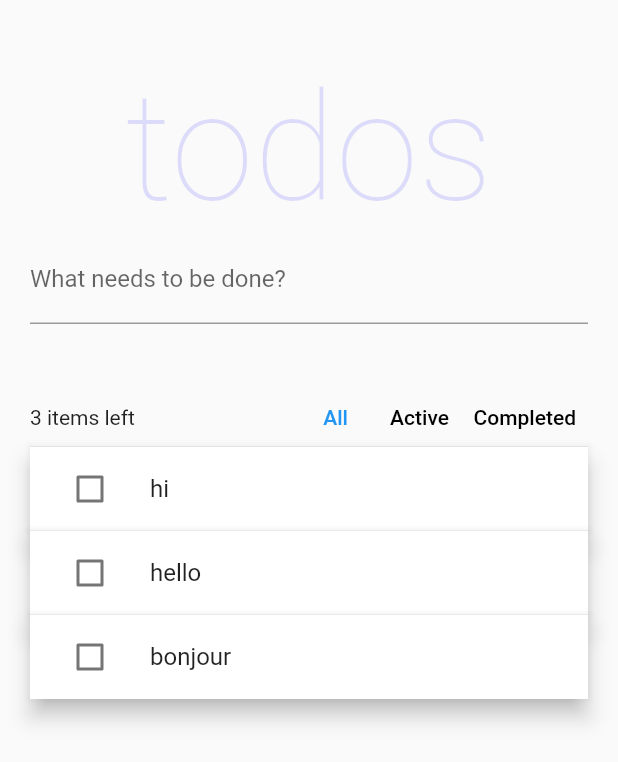
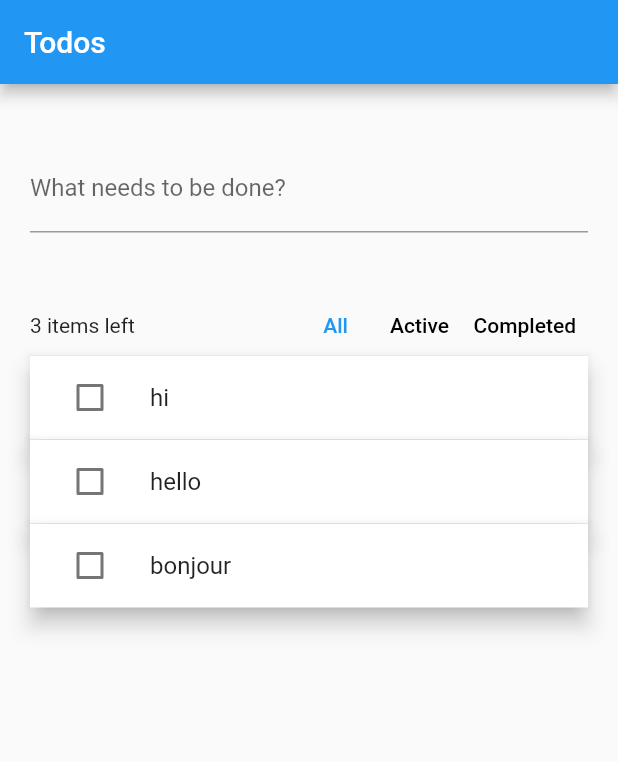
Before and after one commit to smarts-uz/flutter_statMan_riverpod, a Flutter app: the screen it shows after launch, on a phone screen of 412 x 824 dp. Shown: the top 762 px of the screen. Run offline on Flutter 3.47's test engine with Material 2 defaults, Android fonts, the phone set to English and light mode, and no system bars; our stand-ins replace flutter_hooks, hooks_riverpod, riverpod; Roboto replaces fonts that are missing (Helvetica Neue).

Commit message:
Done todo ecample app

```diff
--- a/lib/main.dart
+++ b/lib/main.dart
@@ -67,10 +67,12 @@ class Home extends HookConsumerWidget {
     return GestureDetector(
       onTap: () => FocusScope.of(context).unfocus(),
       child: Scaffold(
+        appBar: AppBar(
+          title: const Text('Todos'),
+        ),
         body: ListView(
           padding: const EdgeInsets.symmetric(horizontal: 20, vertical: 40),
           children: [
-            const Title(),
             TextField(
               key: addTodoKey,
               controller: newTodoController,
@@ -180,24 +182,6 @@ class Toolbar extends HookConsumerWidget {
   }
 }
 
-class Title extends StatelessWidget {
-  const Title({Key? key}) : super(key: key);
-
-  @override
-  Widget build(BuildContext context) {
-    return const Text(
-      'todos',
-      textAlign: TextAlign.center,
-      style: TextStyle(
-        color: Color.fromARGB(38, 47, 47, 247),
-        fontSize: 100,
-        fontWeight: FontWeight.w100,
-        fontFamily: 'Helvetica Neue',
-      ),
-    );
-  }
-}
-
 final _currentTodo = Provider<Todo>((ref) => throw UnimplementedError());
 
 class TodoItem extends HookConsumerWidget {
```
Also changed, not shown: pubspec.yaml (+11 -0 lines), pubspec.lock.
